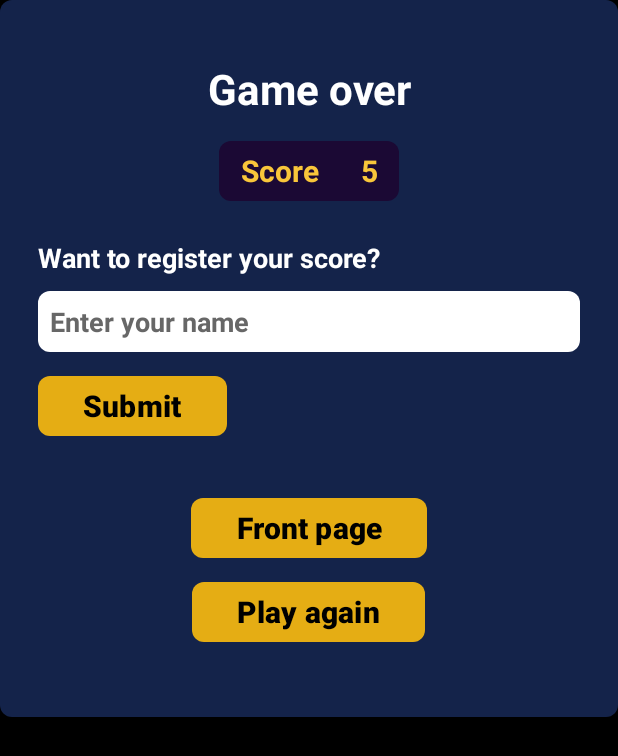
After one commit to LQ471/RatingGuessr, an Android app: the layout fragment_game_over_pop_up.xml on its own in the app's theme, with its tools: preview values and no code run, on a phone screen of 412 x 824 dp. The commit adds this screen. Shown: the top 756 px of the screen. Run offline under Robolectric (Android 15) with nearby library versions, the phone set to English and light mode, and no system bars.

Commit message:
Game Over Pop Up

```diff
--- /dev/null
+++ b/app/src/main/res/drawable/rounded_white_background.xml
@@ -0,0 +1,5 @@
+<shape xmlns:android="http://schemas.android.com/apk/res/android"
+    android:shape="rectangle">
+    <solid android:color="@color/white" />
+    <corners android:radius="8dp" />
+</shape>
--- /dev/null
+++ b/app/src/main/res/layout/fragment_game_over_pop_up.xml
@@ -0,0 +1,96 @@
+<?xml version="1.0" encoding="utf-8"?>
+<androidx.constraintlayout.widget.ConstraintLayout xmlns:android="http://schemas.android.com/apk/res/android"
+    xmlns:app="http://schemas.android.com/apk/res-auto"
+    xmlns:tools="http://schemas.android.com/tools"
+    android:layout_width="match_parent"
+    android:layout_height="match_parent"
+    android:background="@color/black">
+
+    <LinearLayout
+        android:layout_width="match_parent"
+        android:layout_height="wrap_content"
+        android:background="@drawable/pop_up_rounded_background"
+        android:gravity="center"
+        android:orientation="vertical"
+        android:topRightRadius="8dp"
+        android:paddingTop="40dp"
+        android:paddingBottom="50dp">
+
+        <TextView
+            android:id="@+id/textView4"
+            android:layout_width="wrap_content"
+            android:layout_height="wrap_content"
+            android:gravity="center"
+            android:text="Game over"
+            android:textColor="@color/white"
+            android:textSize="28sp"
+            android:textStyle="bold" />
+
+        <LinearLayout
+            android:id="@+id/InGame_Score"
+            style="@style/ScoreButtonContainer"
+            android:layout_marginTop="16dp">
+
+            <TextView
+                style="@style/InGame_ScoreText"
+                android:text="Score" />
+
+            <TextView
+                android:id="@+id/SessionScore"
+                style="@style/InGame_ScoreText"
+                android:text="5" />
+
+        </LinearLayout>
+
+        <LinearLayout
+            android:layout_width="match_parent"
+            android:layout_height="wrap_content"
+            android:layout_margin="25dp"
+            android:orientation="vertical">
+
+            <TextView
+                android:id="@+id/registerQuestion"
+                android:layout_width="match_parent"
+                android:layout_height="wrap_content"
+                android:text="Want to register your score?"
+                android:textColor="@color/white"
+                android:textSize="18dp"
+                android:textStyle="bold" />
+
+            <EditText
+                android:id="@+id/playerNameInput"
+                android:layout_width="match_parent"
+                android:layout_height="wrap_content"
+                android:layout_marginTop="10dp"
+                android:background="@drawable/rounded_white_background"
+                android:backgroundTint="@color/white"
+                android:hint="Enter your name"
+                android:padding="8dp"
+                android:textColorHint="#676767"
+                android:textSize="18dp"
+                android:textStyle="bold"
+                android:inputType="text"
+                android:singleLine="true"
+                android:maxLength="20"/>
+
+            <Button
+                android:id="@+id/submitScoreButton"
+                style="@style/MainButton"
+                android:layout_marginTop="16dp"
+                android:text="Submit" />
+
+        </LinearLayout>
+
+        <Button
+            android:id="@+id/FrontPageButton"
+            style="@style/MainButton"
+            android:layout_marginTop="16dp"
+            android:text="Front page" />
+
+        <Button
+            android:id="@+id/PlayAgainButton"
+            style="@style/MainButton"
+            android:layout_marginTop="16dp"
+            android:text="Play again" />
+    </LinearLayout>
+</androidx.constraintlayout.widget.ConstraintLayout>
--- a/app/src/main/res/layout/gamemain.xml
+++ b/app/src/main/res/layout/gamemain.xml
@@ -9,7 +9,6 @@
         android:layout_width="match_parent"
         android:layout_height="match_parent"/>
 
-
     <FrameLayout
         android:id="@+id/fragment_container_view"
         android:layout_width="0dp"
--- a/app/src/main/res/values/strings.xml
+++ b/app/src/main/res/values/strings.xml
@@ -50,4 +50,7 @@
         libero vel nunc consequat, quis tincidunt nisl eleifend. Cras bibendum enim a justo luctus
         vestibulum. Fusce dictum libero quis erat maximus, vitae volutpat diam dignissim.
     </string>
+    <string name="motivation">🎥 Two movies. One’s rated higher.\n⚡ Pick fast, score big.\n❌ Wrong or too slow? Game over.\n🏆 Climb the leaderboard!</string>
+    <string name="clapboard">🎬</string>
+    <string name="popcorn">🍿</string>
 </resources>
```
Also changed, not shown: app/src/main/java/com/example/ratingguessr/GameFragment.kt (+11 -0 lines), app/src/main/java/com/example/ratingguessr/GameOverPopUp.kt (added, +83 -0 lines).
